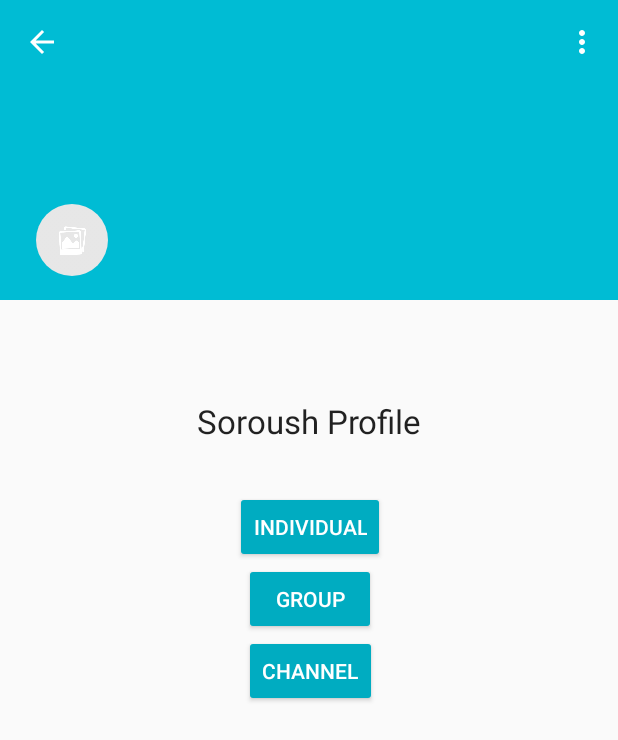
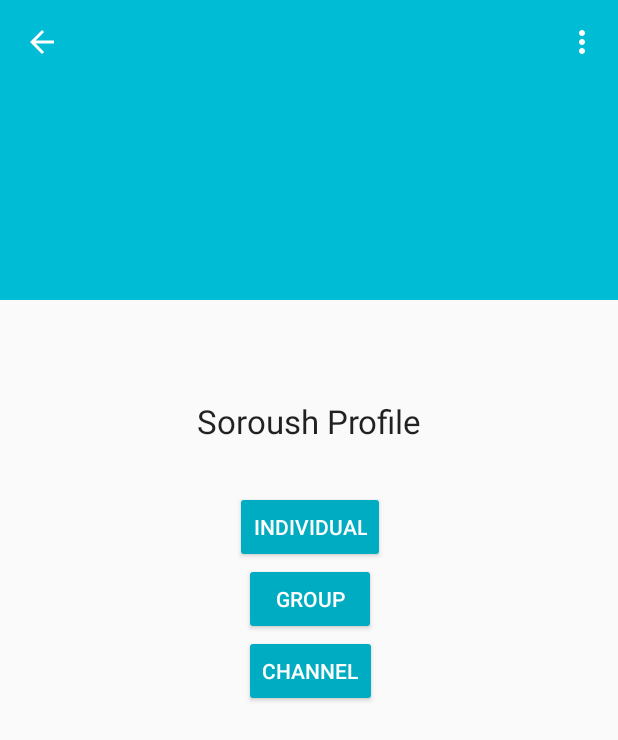
Before and after one commit to farhadiis/android-profile-messanger-ui, an Android app: the fragment ProfileFragment placed in its activity, on a phone screen of 412 x 824 dp. Shown: the top 740 px of the screen. Run offline under Robolectric (Android 15) with nearby library versions, the phone set to English and light mode, and no system bars; our stand-ins replace CircleImageView; pictures from the network do not load.

Commit message:
refactor code

```diff
--- a/app/src/main/res/layout/fragment_profile.xml
+++ b/app/src/main/res/layout/fragment_profile.xml
@@ -101,10 +101,10 @@
                     android:layout_marginStart="24dp"
                     android:layout_marginLeft="24dp"
                     android:layout_marginBottom="16dp"
-                    android:src="@drawable/placeholder"
                     app:layout_constraintBottom_toBottomOf="parent"
                     app:layout_constraintStart_toStartOf="parent"
-                    tools:ignore="contentDescription" />
+                    tools:ignore="contentDescription"
+                    tools:src="@drawable/placeholder" />
 
                 <TextView
                     android:id="@+id/username"
```
